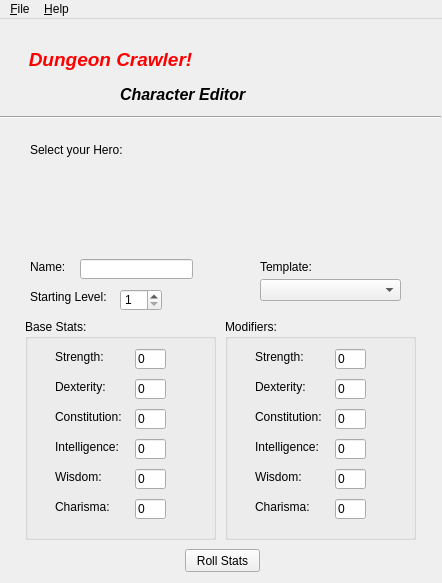
First picture: the form in Project/DnD_Game/charcreator.ui, repository ChrisMukherjee/COMP345-Project, before the edit.
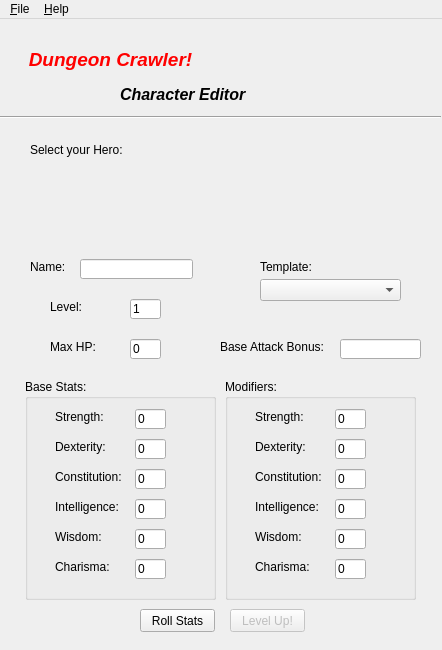
Second picture: the form after the edit. Icons and pictures are not drawn. Custom widgets are drawn as their Qt base class.

Patch:
```diff
--- a/Project/DnD_Game/charcreator.ui
+++ b/Project/DnD_Game/charcreator.ui
@@ -7,7 +7,7 @@
     <x>0</x>
     <y>0</y>
     <width>442</width>
-    <height>583</height>
+    <height>650</height>
    </rect>
   </property>
   <property name="windowTitle">
@@ -172,24 +172,11 @@
      </rect>
     </property>
    </widget>
-   <widget class="QLabel" name="levelLabel">
-    <property name="geometry">
-     <rect>
-      <x>30</x>
-      <y>270</y>
-      <width>81</width>
-      <height>16</height>
-     </rect>
-    </property>
-    <property name="text">
-     <string>Starting Level:</string>
-    </property>
-   </widget>
    <widget class="QGroupBox" name="statsBox">
     <property name="geometry">
      <rect>
       <x>25</x>
-      <y>300</y>
+      <y>360</y>
       <width>191</width>
       <height>221</height>
      </rect>
@@ -290,6 +277,9 @@
      <property name="text">
       <string>0</string>
      </property>
+     <property name="readOnly">
+      <bool>true</bool>
+     </property>
     </widget>
     <widget class="QLineEdit" name="dexValue">
      <property name="geometry">
@@ -306,6 +296,9 @@
      <property name="text">
       <string>0</string>
      </property>
+     <property name="readOnly">
+      <bool>true</bool>
+     </property>
     </widget>
     <widget class="QLineEdit" name="conValue">
      <property name="geometry">
@@ -322,6 +315,9 @@
      <property name="text">
       <string>0</string>
      </property>
+     <property name="readOnly">
+      <bool>true</bool>
+     </property>
     </widget>
     <widget class="QLineEdit" name="intValue">
      <property name="geometry">
@@ -338,6 +334,9 @@
      <property name="text">
       <string>0</string>
      </property>
+     <property name="readOnly">
+      <bool>true</bool>
+     </property>
     </widget>
     <widget class="QLineEdit" name="wisValue">
      <property name="geometry">
@@ -354,6 +353,9 @@
      <property name="text">
       <string>0</string>
      </property>
+     <property name="readOnly">
+      <bool>true</bool>
+     </property>
     </widget>
     <widget class="QLineEdit" name="chaValue">
      <property name="geometry">
@@ -370,6 +372,9 @@
      <property name="text">
       <string>0</string>
      </property>
+     <property name="readOnly">
+      <bool>true</bool>
+     </property>
     </widget>
    </widget>
    <widget class="QLabel" name="templateLabel">
@@ -395,33 +400,11 @@
      </rect>
     </property>
    </widget>
-   <widget class="QSpinBox" name="levelValue">
-    <property name="geometry">
-     <rect>
-      <x>120</x>
-      <y>270</y>
-      <width>42</width>
-      <height>22</height>
-     </rect>
-    </property>
-    <property name="toolTip">
-     <string>Between 1 and 99</string>
-    </property>
-    <property name="minimum">
-     <number>1</number>
-    </property>
-    <property name="maximum">
-     <number>99</number>
-    </property>
-    <property name="value">
-     <number>1</number>
-    </property>
-   </widget>
    <widget class="QGroupBox" name="statsBox_2">
     <property name="geometry">
      <rect>
       <x>225</x>
-      <y>300</y>
+      <y>360</y>
       <width>191</width>
       <height>221</height>
      </rect>
@@ -522,6 +505,9 @@
      <property name="text">
       <string>0</string>
      </property>
+     <property name="readOnly">
+      <bool>true</bool>
+     </property>
     </widget>
     <widget class="QLineEdit" name="dexValue_2">
      <property name="geometry">
@@ -538,6 +524,9 @@
      <property name="text">
       <string>0</string>
      </property>
+     <property name="readOnly">
+      <bool>true</bool>
+     </property>
     </widget>
     <widget class="QLineEdit" name="conValue_2">
      <property name="geometry">
@@ -554,6 +543,9 @@
      <property name="text">
       <string>0</string>
      </property>
+     <property name="readOnly">
+      <bool>true</bool>
+     </property>
     </widget>
     <widget class="QLineEdit" name="intValue_2">
      <property name="geometry">
@@ -570,6 +562,9 @@
      <property name="text">
       <string>0</string>
      </property>
+     <property name="readOnly">
+      <bool>true</bool>
+     </property>
     </widget>
     <widget class="QLineEdit" name="wisValue_2">
      <property name="geometry">
@@ -586,6 +581,9 @@
      <property name="text">
       <string>0</string>
      </property>
+     <property name="readOnly">
+      <bool>true</bool>
+     </property>
     </widget>
     <widget class="QLineEdit" name="chaValue_2">
      <property name="geometry">
@@ -602,13 +600,16 @@
      <property name="text">
       <string>0</string>
      </property>
+     <property name="readOnly">
+      <bool>true</bool>
+     </property>
     </widget>
    </widget>
    <widget class="QPushButton" name="rollButton">
     <property name="geometry">
      <rect>
-      <x>185</x>
-      <y>530</y>
+      <x>140</x>
+      <y>590</y>
       <width>75</width>
       <height>23</height>
      </rect>
@@ -617,6 +618,121 @@
      <string>Roll Stats</string>
     </property>
    </widget>
+   <widget class="QPushButton" name="levelButton">
+    <property name="enabled">
+     <bool>false</bool>
+    </property>
+    <property name="geometry">
+     <rect>
+      <x>230</x>
+      <y>590</y>
+      <width>75</width>
+      <height>23</height>
+     </rect>
+    </property>
+    <property name="text">
+     <string>Level Up!</string>
+    </property>
+   </widget>
+   <widget class="QLabel" name="levelLabel">
+    <property name="geometry">
+     <rect>
+      <x>50</x>
+      <y>280</y>
+      <width>51</width>
+      <height>16</height>
+     </rect>
+    </property>
+    <property name="text">
+     <string>Level:</string>
+    </property>
+   </widget>
+   <widget class="QLabel" name="maxHPLabel">
+    <property name="geometry">
+     <rect>
+      <x>50</x>
+      <y>320</y>
+      <width>51</width>
+      <height>16</height>
+     </rect>
+    </property>
+    <property name="text">
+     <string>Max HP:</string>
+    </property>
+   </widget>
+   <widget class="QLabel" name="atkbonusLabel">
+    <property name="geometry">
+     <rect>
+      <x>220</x>
+      <y>320</y>
+      <width>111</width>
+      <height>16</height>
+     </rect>
+    </property>
+    <property name="text">
+     <string>Base Attack Bonus:</string>
+    </property>
+   </widget>
+   <widget class="QLineEdit" name="levelValue">
+    <property name="geometry">
+     <rect>
+      <x>130</x>
+      <y>280</y>
+      <width>31</width>
+      <height>20</height>
+     </rect>
+    </property>
+    <property name="inputMask">
+     <string>##</string>
+    </property>
+    <property name="text">
+     <string>1</string>
+    </property>
+    <property name="readOnly">
+     <bool>true</bool>
+    </property>
+   </widget>
+   <widget class="QLineEdit" name="maxHPValue">
+    <property name="geometry">
+     <rect>
+      <x>130</x>
+      <y>320</y>
+      <width>31</width>
+      <height>20</height>
+     </rect>
+    </property>
+    <property name="inputMask">
+     <string>###</string>
+    </property>
+    <property name="text">
+     <string>0</string>
+    </property>
+    <property name="maxLength">
+     <number>3</number>
+    </property>
+    <property name="readOnly">
+     <bool>true</bool>
+    </property>
+   </widget>
+   <widget class="QLineEdit" name="atkbonusValue">
+    <property name="geometry">
+     <rect>
+      <x>340</x>
+      <y>320</y>
+      <width>81</width>
+      <height>20</height>
+     </rect>
+    </property>
+    <property name="inputMask">
+     <string/>
+    </property>
+    <property name="text">
+     <string/>
+    </property>
+    <property name="readOnly">
+     <bool>true</bool>
+    </property>
+   </widget>
   </widget>
   <widget class="QMenuBar" name="menubar">
    <property name="geometry">
```
